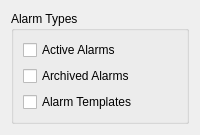
Above: resources/kalarm/shared/alarmtypewidget.ui from KDE/kdepim-runtime before the change. Below: the same form after it.
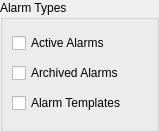
That is the form after the change.

Commit message: Remove duplicate margin here too

```diff
--- a/resources/kalarm/shared/alarmtypewidget.ui
+++ b/resources/kalarm/shared/alarmtypewidget.ui
@@ -1,7 +1,27 @@
 <ui version="4.0" >
  <class>AlarmTypeWidget</class>
  <widget class="QWidget" name="AlarmTypeWidget">
+  <property name="geometry">
+   <rect>
+    <x>0</x>
+    <y>0</y>
+    <width>159</width>
+    <height>132</height>
+   </rect>
+  </property>
   <layout class="QVBoxLayout" name="verticalLayout">
+   <property name="leftMargin">
+    <number>0</number>
+   </property>
+   <property name="topMargin">
+    <number>0</number>
+   </property>
+   <property name="rightMargin">
+    <number>0</number>
+   </property>
+   <property name="bottomMargin">
+    <number>0</number>
+   </property>
    <item>
     <widget class="QGroupBox" name="groupBox">
      <property name="title" >
```
Left out of the diff: 12 changed lines with no effect on the pictures. The commit also changes 3 other files.
